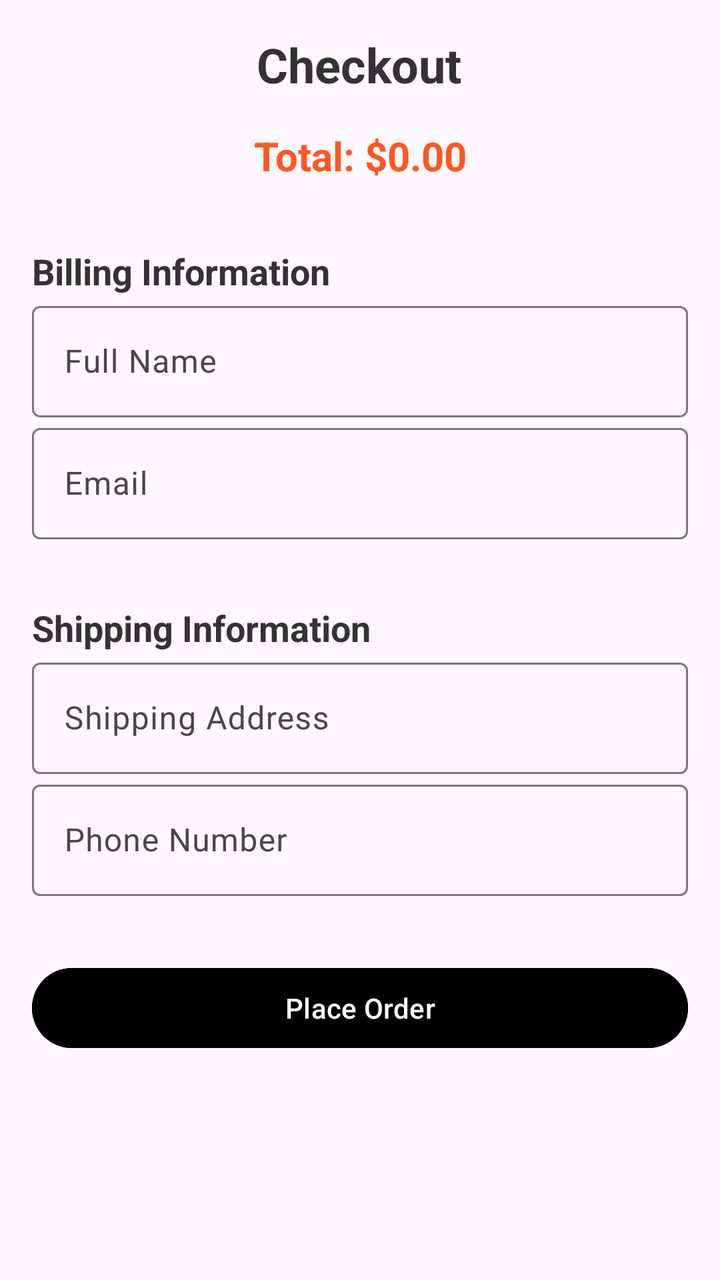
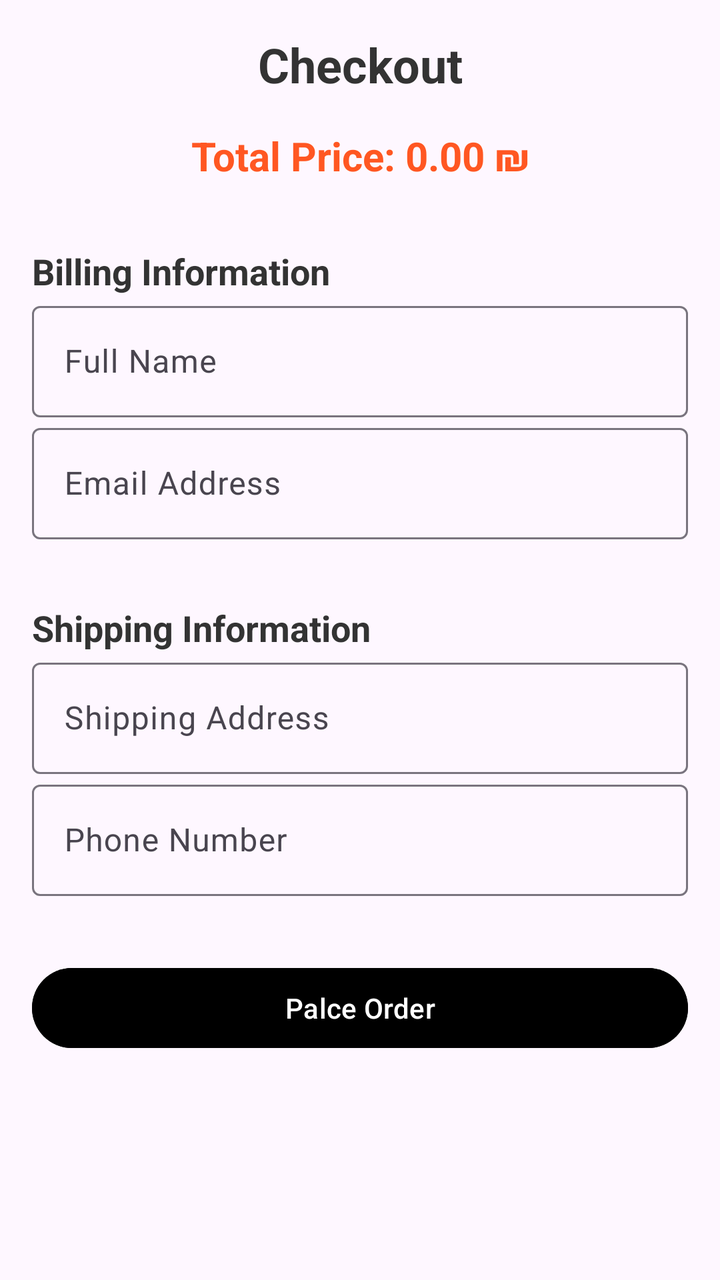

Screens rendered from an Android XML layout before and after an edit, with the pre-edit source and the edit as a unified diff.
<!-- AndroidManifest.xml: application theme Theme.IBFragrance -->
<!-- res/layout/activity_checkout.xml -->
<?xml version="1.0" encoding="utf-8"?>
<androidx.constraintlayout.widget.ConstraintLayout xmlns:android="http://schemas.android.com/apk/res/android"
    xmlns:app="http://schemas.android.com/apk/res-auto"
    xmlns:tools="http://schemas.android.com/tools"
    android:layout_width="match_parent"
    android:layout_height="match_parent"
    android:padding="16dp"
    tools:context=".checkout">

    

    
    <TextView
        android:id="@+id/tvCheckout"
        android:layout_width="wrap_content"
        android:layout_height="wrap_content"
        android:gravity="center"
        android:text="Checkout"
        android:textColor="#333333"
        android:textSize="24sp"
        android:textStyle="bold"
        app:layout_constraintEnd_toEndOf="parent"
        app:layout_constraintHorizontal_bias="0.498"
        app:layout_constraintStart_toStartOf="parent"
        app:layout_constraintTop_toTopOf="parent" />

    <TextView
        android:id="@+id/tvTotalPriceCheckout"
        android:layout_width="wrap_content"
        android:layout_height="wrap_content"
        android:text="Total: $0.00"
        android:textSize="20sp"
        android:textColor="#FF5722"
        android:textStyle="bold"
        android:layout_marginTop="16dp"
        app:layout_constraintTop_toBottomOf="@id/tvCheckout"
        app:layout_constraintStart_toStartOf="parent"
        app:layout_constraintEnd_toEndOf="parent"
        android:gravity="center" />

    
    <TextView
        android:id="@+id/tvBillingInfo"
        android:layout_width="wrap_content"
        android:layout_height="wrap_content"
        android:text="Billing Information"
        android:textSize="18sp"
        android:textColor="#333333"
        android:textStyle="bold"
        android:layout_marginTop="32dp"
        app:layout_constraintTop_toBottomOf="@id/tvTotalPriceCheckout"
        app:layout_constraintStart_toStartOf="parent" />

    
    <com.google.android.material.textfield.TextInputLayout
        android:id="@+id/nameLayout"
        android:layout_width="0dp"
        android:layout_height="wrap_content"
        app:layout_constraintStart_toStartOf="parent"
        app:layout_constraintEnd_toEndOf="parent"
        app:layout_constraintTop_toBottomOf="@id/tvBillingInfo"
        android:hint="Full Name">

        <com.google.android.material.textfield.TextInputEditText
            android:id="@+id/etFullName"
            android:layout_width="match_parent"
            android:layout_height="wrap_content"
            android:inputType="textPersonName"
            android:textColor="#000000"
            android:textColorHint="#777777" />
    </com.google.android.material.textfield.TextInputLayout>

    
    <com.google.android.material.textfield.TextInputLayout
        android:id="@+id/emailLayout"
        android:layout_width="0dp"
        android:layout_height="wrap_content"
        app:layout_constraintStart_toStartOf="parent"
        app:layout_constraintEnd_toEndOf="parent"
        app:layout_constraintTop_toBottomOf="@id/nameLayout"
        android:hint="Email">

        <com.google.android.material.textfield.TextInputEditText
            android:id="@+id/etEmail"
            android:layout_width="match_parent"
            android:layout_height="wrap_content"
            android:inputType="textEmailAddress"
            android:textColor="#000000"
            android:textColorHint="#777777" />
    </com.google.android.material.textfield.TextInputLayout>

    
    <TextView
        android:id="@+id/tvShippingInfo"
        android:layout_width="wrap_content"
        android:layout_height="wrap_content"
        android:text="Shipping Information"
        android:textSize="18sp"
        android:textColor="#333333"
        android:textStyle="bold"
        android:layout_marginTop="32dp"
        app:layout_constraintTop_toBottomOf="@id/emailLayout"
        app:layout_constraintStart_toStartOf="parent" />

    
    <com.google.android.material.textfield.TextInputLayout
        android:id="@+id/addressLayout"
        android:layout_width="0dp"
        android:layout_height="wrap_content"
        app:layout_constraintStart_toStartOf="parent"
        app:layout_constraintEnd_toEndOf="parent"
        app:layout_constraintTop_toBottomOf="@id/tvShippingInfo"
        android:hint="Shipping Address">

        <com.google.android.material.textfield.TextInputEditText
            android:id="@+id/etShippingAddress"
            android:layout_width="match_parent"
            android:layout_height="wrap_content"
            android:inputType="textPostalAddress"
            android:textColor="#000000"
            android:textColorHint="#777777" />
    </com.google.android.material.textfield.TextInputLayout>

    
    <com.google.android.material.textfield.TextInputLayout
        android:id="@+id/phoneLayout"
        android:layout_width="0dp"
        android:layout_height="wrap_content"
        app:layout_constraintStart_toStartOf="parent"
        app:layout_constraintEnd_toEndOf="parent"
        app:layout_constraintTop_toBottomOf="@id/addressLayout"
        android:hint="Phone Number">

        <com.google.android.material.textfield.TextInputEditText
            android:id="@+id/etPhoneNumber"
            android:layout_width="match_parent"
            android:layout_height="wrap_content"
            android:inputType="phone"
            android:textColor="#000000"
            android:textColorHint="#777777" />
    </com.google.android.material.textfield.TextInputLayout>

    
    <Button
        android:id="@+id/btnPlaceOrder"
        android:layout_width="match_parent"
        android:layout_height="wrap_content"
        android:layout_marginTop="32dp"
        android:backgroundTint="@color/black"
        android:text="Place Order"
        android:textColor="#FFFFFF"
        app:layout_constraintTop_toBottomOf="@id/phoneLayout"
        tools:layout_editor_absoluteX="16dp" />

</androidx.constraintlayout.widget.ConstraintLayout>
<!-- resources referenced by this layout -->
<resources>
  <color name="black">#FF000000</color>
  <style name="Theme.IBFragrance" parent="Base.Theme.IBFragrance" />
  <style name="Base.Theme.IBFragrance" parent="Theme.Material3.DayNight.NoActionBar">
          
          
      </style>
</resources>

<!-- the commit's change to res/layout/activity_checkout.xml (unified diff, before → after) -->
@@ -1,5 +1,6 @@
 <?xml version="1.0" encoding="utf-8"?>
-<androidx.constraintlayout.widget.ConstraintLayout xmlns:android="http://schemas.android.com/apk/res/android"
+<androidx.constraintlayout.widget.ConstraintLayout
+    xmlns:android="http://schemas.android.com/apk/res/android"
     xmlns:app="http://schemas.android.com/apk/res-auto"
     xmlns:tools="http://schemas.android.com/tools"
     android:layout_width="match_parent"
@@ -7,9 +8,6 @@
     android:padding="16dp"
     tools:context=".checkout">
 
-    
-
-    
     <TextView
         android:id="@+id/tvCheckout"
         android:layout_width="wrap_content"
@@ -20,7 +18,6 @@
         android:textSize="24sp"
         android:textStyle="bold"
         app:layout_constraintEnd_toEndOf="parent"
-        app:layout_constraintHorizontal_bias="0.498"
         app:layout_constraintStart_toStartOf="parent"
         app:layout_constraintTop_toTopOf="parent" />
 
@@ -28,38 +25,36 @@
         android:id="@+id/tvTotalPriceCheckout"
         android:layout_width="wrap_content"
         android:layout_height="wrap_content"
-        android:text="Total: $0.00"
+        android:layout_marginTop="16dp"
+        android:gravity="center"
+        android:text="Total Price: 0.00 ₪"
+        android:textColor="#FF5722"
         android:textSize="20sp"
-        android:textColor="#FF5722"
         android:textStyle="bold"
-        android:layout_marginTop="16dp"
-        app:layout_constraintTop_toBottomOf="@id/tvCheckout"
+        app:layout_constraintEnd_toEndOf="parent"
         app:layout_constraintStart_toStartOf="parent"
-        app:layout_constraintEnd_toEndOf="parent"
-        android:gravity="center" />
+        app:layout_constraintTop_toBottomOf="@id/tvCheckout" />
 
-    
     <TextView
         android:id="@+id/tvBillingInfo"
         android:layout_width="wrap_content"
         android:layout_height="wrap_content"
+        android:layout_marginTop="32dp"
         android:text="Billing Information"
+        android:textColor="#333333"
         android:textSize="18sp"
-        android:textColor="#333333"
         android:textStyle="bold"
-        android:layout_marginTop="32dp"
-        app:layout_constraintTop_toBottomOf="@id/tvTotalPriceCheckout"
-        app:layout_constraintStart_toStartOf="parent" />
+        app:layout_constraintStart_toStartOf="parent"
+        app:layout_constraintTop_toBottomOf="@id/tvTotalPriceCheckout" />
 
-    
     <com.google.android.material.textfield.TextInputLayout
         android:id="@+id/nameLayout"
         android:layout_width="0dp"
         android:layout_height="wrap_content"
+        android:hint="Full Name"
         app:layout_constraintStart_toStartOf="parent"
         app:layout_constraintEnd_toEndOf="parent"
-        app:layout_constraintTop_toBottomOf="@id/tvBillingInfo"
-        android:hint="Full Name">
+        app:layout_constraintTop_toBottomOf="@id/tvBillingInfo">
 
         <com.google.android.material.textfield.TextInputEditText
             android:id="@+id/etFullName"
@@ -70,15 +65,14 @@
             android:textColorHint="#777777" />
     </com.google.android.material.textfield.TextInputLayout>
 
-    
     <com.google.android.material.textfield.TextInputLayout
         android:id="@+id/emailLayout"
         android:layout_width="0dp"
         android:layout_height="wrap_content"
+        android:hint="Email Address"
         app:layout_constraintStart_toStartOf="parent"
         app:layout_constraintEnd_toEndOf="parent"
-        app:layout_constraintTop_toBottomOf="@id/nameLayout"
-        android:hint="Email">
+        app:layout_constraintTop_toBottomOf="@id/nameLayout">
 
         <com.google.android.material.textfield.TextInputEditText
             android:id="@+id/etEmail"
@@ -89,7 +83,6 @@
             android:textColorHint="#777777" />
     </com.google.android.material.textfield.TextInputLayout>
 
-    
     <TextView
         android:id="@+id/tvShippingInfo"
         android:layout_width="wrap_content"
@@ -102,15 +95,14 @@
         app:layout_constraintTop_toBottomOf="@id/emailLayout"
         app:layout_constraintStart_toStartOf="parent" />
 
-    
     <com.google.android.material.textfield.TextInputLayout
         android:id="@+id/addressLayout"
         android:layout_width="0dp"
         android:layout_height="wrap_content"
+        android:hint="Shipping Address"
         app:layout_constraintStart_toStartOf="parent"
         app:layout_constraintEnd_toEndOf="parent"
-        app:layout_constraintTop_toBottomOf="@id/tvShippingInfo"
-        android:hint="Shipping Address">
+        app:layout_constraintTop_toBottomOf="@id/tvShippingInfo">
 
         <com.google.android.material.textfield.TextInputEditText
             android:id="@+id/etShippingAddress"
@@ -121,15 +113,14 @@
             android:textColorHint="#777777" />
     </com.google.android.material.textfield.TextInputLayout>
 
-    
     <com.google.android.material.textfield.TextInputLayout
         android:id="@+id/phoneLayout"
         android:layout_width="0dp"
         android:layout_height="wrap_content"
+        android:hint="Phone Number"
         app:layout_constraintStart_toStartOf="parent"
         app:layout_constraintEnd_toEndOf="parent"
-        app:layout_constraintTop_toBottomOf="@id/addressLayout"
-        android:hint="Phone Number">
+        app:layout_constraintTop_toBottomOf="@id/addressLayout">
 
         <com.google.android.material.textfield.TextInputEditText
             android:id="@+id/etPhoneNumber"
@@ -140,16 +131,17 @@
             android:textColorHint="#777777" />
     </com.google.android.material.textfield.TextInputLayout>
 
-    
     <Button
         android:id="@+id/btnPlaceOrder"
         android:layout_width="match_parent"
         android:layout_height="wrap_content"
         android:layout_marginTop="32dp"
         android:backgroundTint="@color/black"
-        android:text="Place Order"
+        android:text="Palce Order"
         android:textColor="#FFFFFF"
-        app:layout_constraintTop_toBottomOf="@id/phoneLayout"
-        tools:layout_editor_absoluteX="16dp" />
+        app:layout_constraintTop_toBottomOf="@id/phoneLayout"/>
+
+
+
 
 </androidx.constraintlayout.widget.ConstraintLayout>
